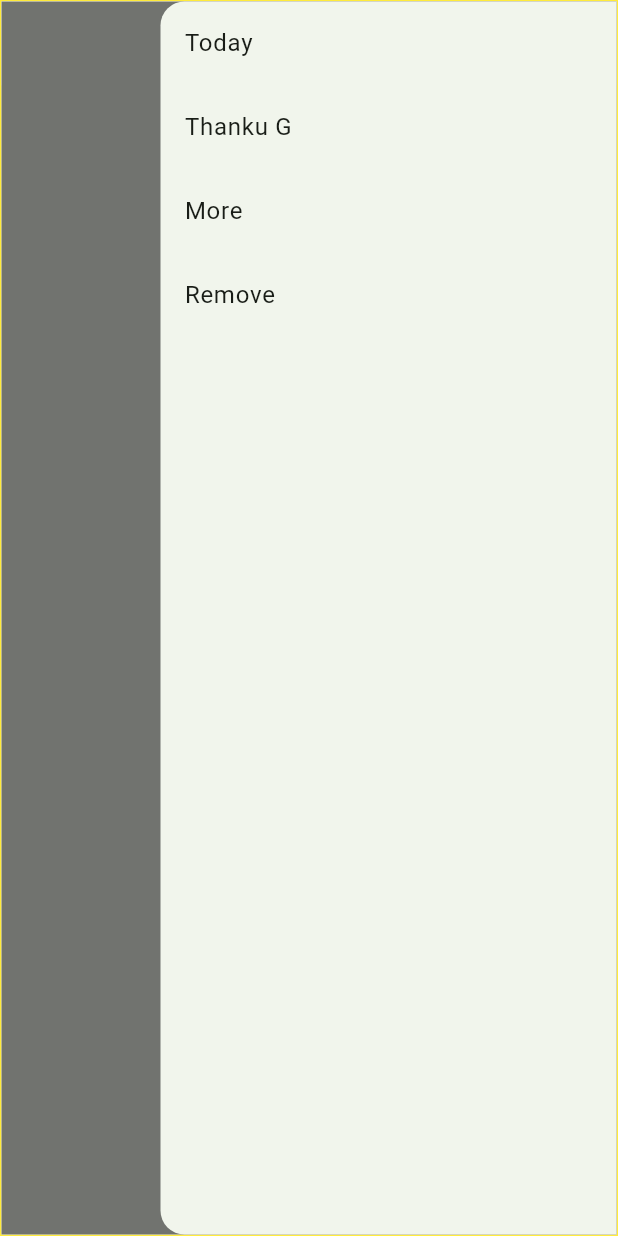
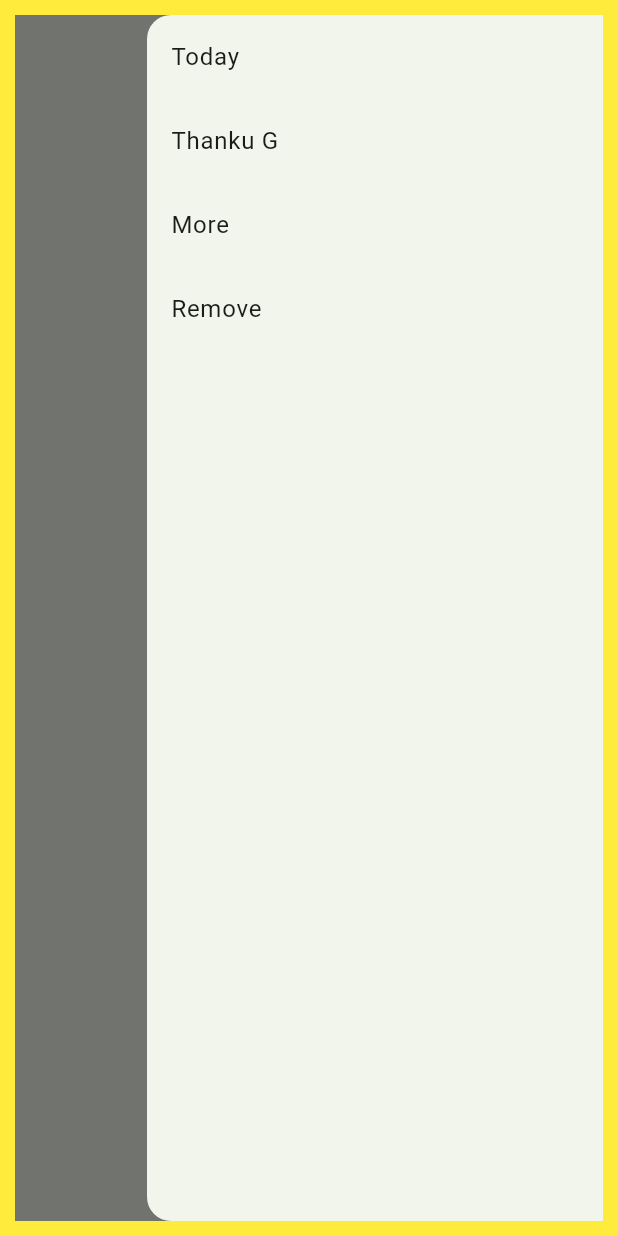
Before and after one commit to tamimiqbalfysal/today, a Flutter app: the screen it shows after launch, with the side drawer open, on a phone screen of 412 x 824 dp. Run offline on Flutter 3.47's test engine with Material 3 defaults, Android fonts, the phone set to English and light mode, and no system bars.

Commit message:
Update main.dart with new features and UI changes

```diff
--- a/lib/main.dart
+++ b/lib/main.dart
@@ -55,7 +55,7 @@ class _MyHomePageState extends State<MyHomePage> {
   Widget build(BuildContext context) {
     return Container(
       decoration: BoxDecoration(
-        border: Border.all(color: Colors.yellow, width: 1.0), // Add yellow border
+        border: Border.all(color: Colors.yellow, width: 10.0), // Add yellow border
       ),
       child: Scaffold(
         appBar: AppBar(
```
